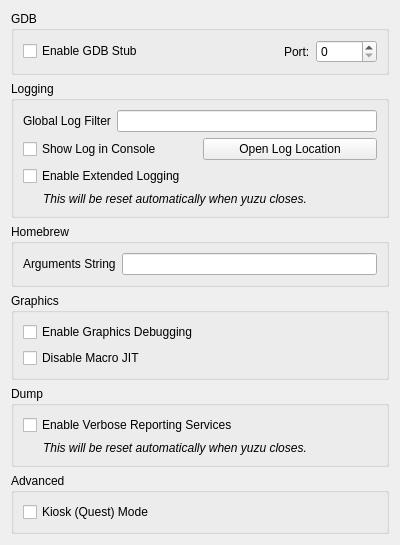
The window that src/yuzu/configuration/configure_debug.ui (rorrim-rorrim/eden-alt) describes before a commit, drawn with Qt 5.
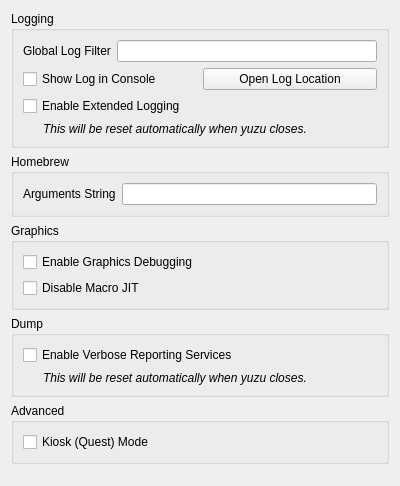
The same window after the commit.

Commit message:
yuzu: Remove gdbstub configuration
The gdbstub itself was removed with https://github.com/yuzu-emu/yuzu/pull/5028.
This PR just removes the remaining gdb configuration code from the emulator and the UI.

What changed in the file:
```diff
--- a/src/yuzu/configuration/configure_debug.ui
+++ b/src/yuzu/configuration/configure_debug.ui
@@ -7,64 +7,13 @@
     <x>0</x>
     <y>0</y>
     <width>400</width>
-    <height>467</height>
+    <height>486</height>
    </rect>
   </property>
   <property name="windowTitle">
    <string>Form</string>
   </property>
   <layout class="QVBoxLayout" name="verticalLayout_1">
-   <item>
-    <layout class="QVBoxLayout" name="verticalLayout_2">
-     <item>
-      <widget class="QGroupBox" name="groupBox">
-       <property name="title">
-        <string>GDB</string>
-       </property>
-       <layout class="QVBoxLayout" name="verticalLayout_3">
-        <item>
-         <layout class="QHBoxLayout" name="horizontalLayout_1">
-          <item>
-           <widget class="QCheckBox" name="toggle_gdbstub">
-            <property name="text">
-             <string>Enable GDB Stub</string>
-            </property>
-           </widget>
-          </item>
-          <item>
-           <spacer name="horizontalSpacer">
-            <property name="orientation">
-             <enum>Qt::Horizontal</enum>
-            </property>
-            <property name="sizeHint" stdset="0">
-             <size>
-              <width>40</width>
-              <height>20</height>
-             </size>
-            </property>
-           </spacer>
-          </item>
-          <item>
-           <widget class="QLabel" name="label_1">
-            <property name="text">
-             <string>Port:</string>
-            </property>
-           </widget>
-          </item>
-          <item>
-           <widget class="QSpinBox" name="gdbport_spinbox">
-            <property name="maximum">
-             <number>65536</number>
-            </property>
-           </widget>
-          </item>
-         </layout>
-        </item>
-       </layout>
-      </widget>
-     </item>
-    </layout>
-   </item>
    <item>
     <widget class="QGroupBox" name="groupBox_2">
      <property name="title">
```
Left out of the diff: 21 changed lines with no effect on the pictures. The commit also changes 8 other files.
